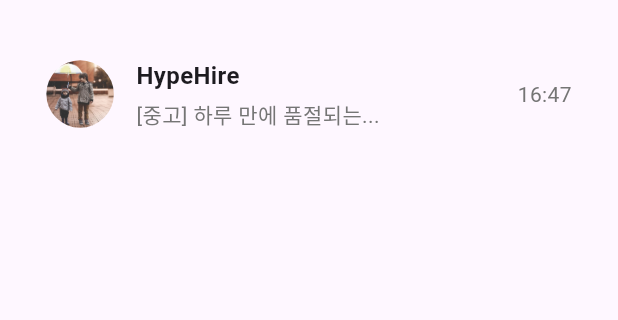
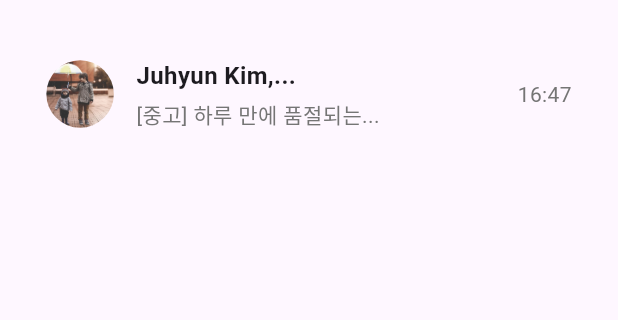
Before and after one commit to Solomon-254/SendBirdSDKApp, a Flutter app: the screen it shows after launch, on a phone screen of 412 x 824 dp, the part 59-379 px from its top. Run offline on Flutter 3.47's test engine with Material 3 defaults, Android fonts, the phone set to English and light mode, and no system bars; our stand-ins replace logger; missing offline and left inert: sendbird_chat_sdk.

Commit message:
Final Touches main

```diff
--- a/lib/chat_screen.dart
+++ b/lib/chat_screen.dart
@@ -120,7 +120,7 @@ class _MyChatPageState extends State<MyChatPage> {
       logger.i('Participitant count ${openChannel.participantCount}');
       logger.i('First Operator ${openChannel.operators.first.nickname}');
       setState(() {
-        userName = openChannel.operators.first.nickname;
+        userName = '강남스팟';
       });
 
       // Step 4: Send a message to the channel
@@ -161,7 +161,7 @@ class _MyChatPageState extends State<MyChatPage> {
           IconButton(
             icon: const Icon(Icons.menu),
             onPressed: () {
-              // Implement burger icon functionality
+
             },
           ),
         ],
--- a/lib/chatlist.dart
+++ b/lib/chatlist.dart
@@ -12,7 +12,7 @@ class _ChatListScreenState extends State<ChatListScreen> {
   final List<Map<String, dynamic>> chatLists = [
     {
       "profilePictureUrl": "assets/images/image1.jpg",
-      "username": "HypeHire",
+      "username": "Juhyun Kim,...",
       "lastMessage": "[중고] 하루 만에 품절되는 오늘 입고 상",
       "messageTime": "16:47",
       "isOnline": true,
```
